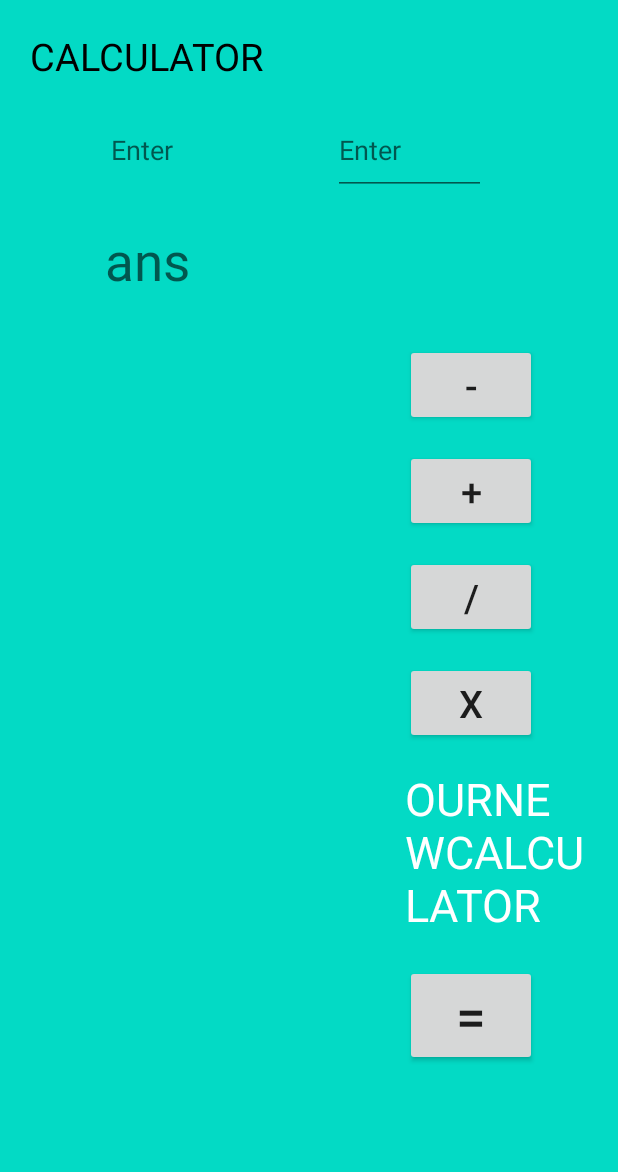
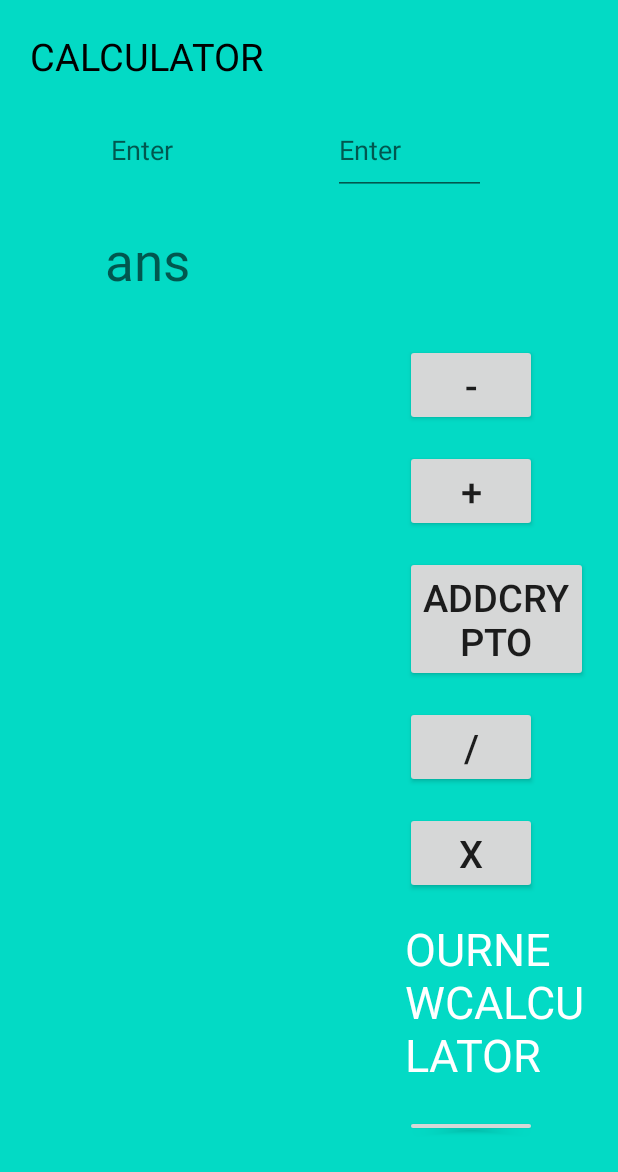
Before and after one commit to RobertoWeltec/androidAppWeltec, an Android app: the layout activity_main.xml on its own in the app's theme, with its tools: preview values and no code run, on a phone screen of 412 x 824 dp. Shown: the top 1172 px of the screen. Run offline under Robolectric (Android 15) with nearby library versions, the phone set to English and light mode, and no system bars.

Commit message:
added button

```diff
--- a/app/src/main/res/layout/activity_main.xml
+++ b/app/src/main/res/layout/activity_main.xml
@@ -81,6 +81,15 @@
             tools:ignore="OnClick" />
 
         <Button
+            android:id="@+id/addcrypto"
+            android:layout_width="wrap_content"
+            android:layout_height="wrap_content"
+            android:layout_marginBottom="16dp"
+            android:text="addCrypto"
+            android:textSize="25sp"
+            tools:ignore="OnClick" />
+
+        <Button
             android:id="@+id/div"
             android:layout_width="wrap_content"
             android:layout_height="wrap_content"
```
